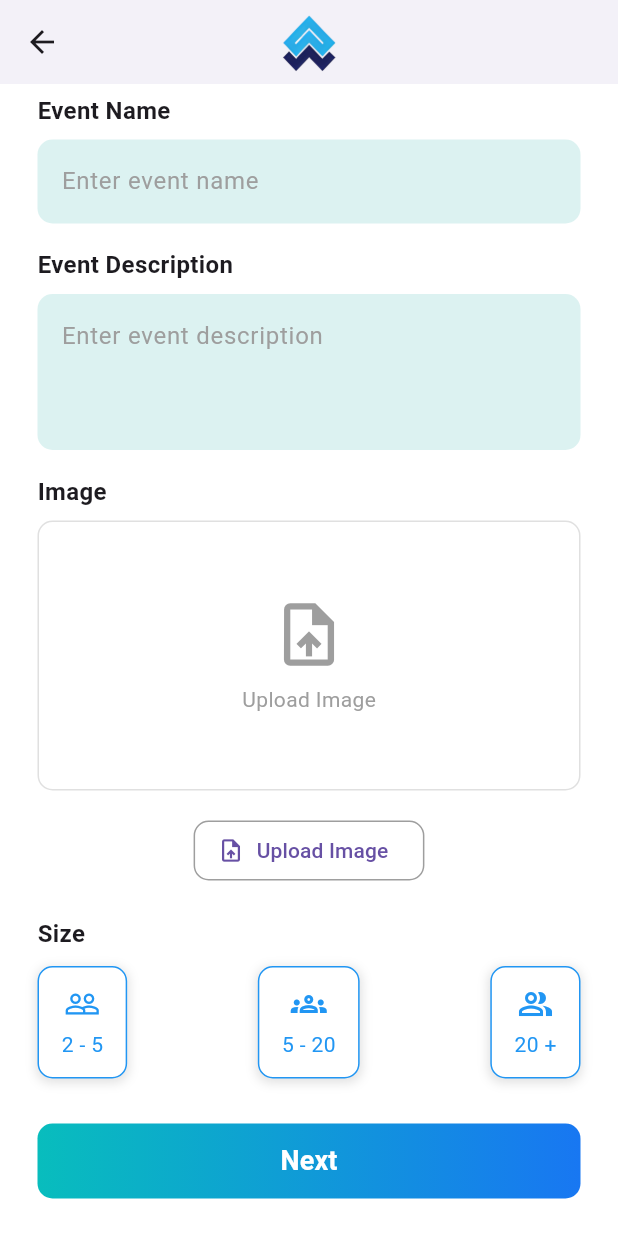
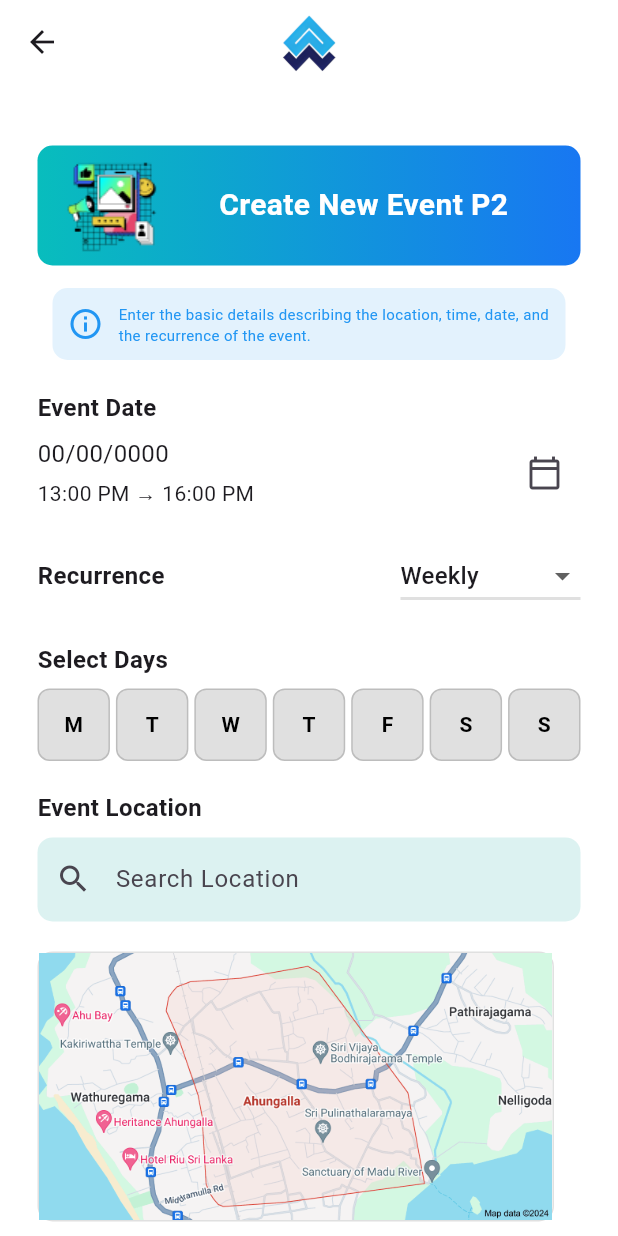
Before and after one commit to SDP-1/ocean_rescue, a Flutter app: the CreateEventScreen1 screen opened directly, scrolled down 198 dp, after a tap on "Next", on a phone screen of 412 x 824 dp. Run offline on Flutter 3.47's test engine with Material 3 defaults, Android fonts, the phone set to English and light mode, and no system bars; our stand-ins replace cloud_firestore, firebase_auth, firebase_core, firebase_messaging, firebase_storage, flutter_image_compress and 6 more; accounts and stored records are empty.

Commit message:
create new event page 2 complete

```diff
--- a/lib/pages/dumpReport/CriticalDumpImage.dart
+++ b/lib/pages/dumpReport/CriticalDumpImage.dart
@@ -4,7 +4,8 @@ class CriticalDumpImage extends StatelessWidget {
   final String imageUrl;
   final String title;
 
-  const CriticalDumpImage({super.key, required this.imageUrl, required this.title});
+  const CriticalDumpImage(
+      {super.key, required this.imageUrl, required this.title});
 
   @override
   Widget build(BuildContext context) {
@@ -38,8 +39,8 @@ class CriticalDumpImage extends StatelessWidget {
                 overflow: TextOverflow.ellipsis,
                 style: const TextStyle(
                   color: Colors.white, // Keeps the text white for visibility
-                  fontSize: 10,        // Reduced font size
-                  fontWeight: FontWeight.w400, // Very thin font
+                  fontSize: 12, // Reduced font size
+                  fontWeight: FontWeight.w600, // Very thin font
                 ),
               ),
             ),
--- /dev/null
+++ b/lib/pages/event/CreateEventScreen2.dart
@@ -0,0 +1,299 @@
+import 'package:flutter/material.dart';
+import 'package:ocean_rescue/theme/colorTheme.dart';
+import 'package:intl/intl.dart';
+import 'package:ocean_rescue/widget/common/CreateFormTopWidget.dart';
+import 'package:ocean_rescue/widget/common/GradientButton.dart';
+import 'package:ocean_rescue/widget/event/EventInfoAlert.dart';
+
+class CreateEventScreen2 extends StatefulWidget {
+  @override
+  _CreateEventScreen2State createState() => _CreateEventScreen2State();
+}
+
+class _CreateEventScreen2State extends State<CreateEventScreen2> {
+  final TextEditingController _locationController = TextEditingController();
+  DateTime? _selectedDate;
+  TimeOfDay? _startTime;
+  TimeOfDay? _endTime;
+  String _recurrence = 'Weekly';
+  List<bool> _selectedDays =
+      List.generate(7, (index) => false); // 7 days for the week
+
+  Future<void> _pickDateTime() async {
+    DateTime? pickedDate = await showDatePicker(
+      context: context,
+      initialDate: DateTime.now(),
+      firstDate: DateTime(2000),
+      lastDate: DateTime(2100),
+    );
+    if (pickedDate != null) {
+      setState(() {
+        _selectedDate = pickedDate;
+      });
+    }
+  }
+
+  Future<void> _pickStartTime() async {
+    TimeOfDay? pickedTime = await showTimePicker(
+      context: context,
+      initialTime: TimeOfDay.now(),
+    );
+    if (pickedTime != null) {
+      setState(() {
+        _startTime = pickedTime;
+      });
+    }
+  }
+
+  Future<void> _pickEndTime() async {
+    TimeOfDay? pickedTime = await showTimePicker(
+      context: context,
+      initialTime: TimeOfDay.now(),
+    );
+    if (pickedTime != null) {
+      setState(() {
+        _endTime = pickedTime;
+      });
+    }
+  }
+
+  @override
+  Widget build(BuildContext context) {
+    return Scaffold(
+      backgroundColor: Colors.white,
+      appBar: AppBar(
+        title: Image.asset(
+          'assets/logo/logo_without_name.png',
+          height: 40,
+        ),
+        leading: IconButton(
+          icon: const Icon(Icons.arrow_back),
+          onPressed: () {
+            Navigator.pop(context);
+          },
+        ),
+        backgroundColor: Colors.white,
+        elevation: 0,
+        centerTitle: true,
+      ),
+      body: SingleChildScrollView(
+        padding: const EdgeInsets.all(25.0),
+        child: Column(
+          crossAxisAlignment: CrossAxisAlignment.start,
+          children: [
+            CreateFormTopWidget(
+              title: 'Create New Event P2',
+              imagePath: 'assets/post/createNewPost.png',
+            ),
+            EventInfoAlert(
+              alertText:
+                  "Enter the basic details describing the location, time, date, and the recurrence of the event.",
+            ),
+            const SizedBox(height: 20),
+            _buildDateTimePicker(),
+            const SizedBox(height: 20),
+            _buildRecurrencePicker(),
+            const SizedBox(height: 20),
+            _buildDaySelection(),
+            const SizedBox(height: 20),
+            _buildLocationInput(),
+            const SizedBox(height: 20),
+            _buildMapView(),
+            const SizedBox(height: 30),
+            GradientButton(
+              text: 'Create Event',
+              onTap: () {
+                // Add navigation code
+              },
+              width: double.infinity, // Set width to take full width
+              height: 50.0,
+            ),
+          ],
+        ),
+      ),
+    );
+  }
+
+  // Date and Time Picker
+  Widget _buildDateTimePicker() {
+    return Column(
+      crossAxisAlignment: CrossAxisAlignment.start,
+      children: [
+        const Text(
+          'Event Date',
+          style: TextStyle(fontWeight: FontWeight.bold, fontSize: 16),
+        ),
+        const SizedBox(height: 8),
+        Row(
+          mainAxisAlignment: MainAxisAlignment.spaceBetween,
+          children: [
+            Column(
+              crossAxisAlignment: CrossAxisAlignment.start,
+              children: [
+                Text(
+                  _selectedDate != null
+                      ? DateFormat.yMMMd().format(_selectedDate!)
+                      : "00/00/0000",
+                  style: const TextStyle(fontSize: 16),
+                ),
+                const SizedBox(height: 5),
+                Text(
+                  _startTime != null && _endTime != null
+                      ? "${_startTime!.format(context)} - ${_endTime!.format(context)}"
+                      : "13:00 PM → 16:00 PM",
+                  style: const TextStyle(fontSize: 14),
+                ),
+              ],
+            ),
+            IconButton(
+              onPressed: () async {
+                await _pickDateTime();
+                await _pickStartTime();
+                await _pickEndTime();
+              },
+              icon: const Icon(Icons.calendar_today_outlined),
+            ),
+          ],
+        ),
+      ],
+    );
+  }
+
+// Recurrence Picker
+  Widget _buildRecurrencePicker() {
+    return Row(
+      mainAxisAlignment: MainAxisAlignment.start, // Align items to the start
+      crossAxisAlignment: CrossAxisAlignment.center, // Center align vertically
+      children: [
+        const Text(
+          'Recurrence',
+          style: TextStyle(fontWeight: FontWeight.bold, fontSize: 16),
+        ),
+        const SizedBox(width: 10),
+        Expanded(
+          child: Align(
+            alignment: Alignment.centerRight, // Align dropdown to the right
+            child: Container(
+              width: 120, // Set a specific width for the dropdown
+              child: DropdownButton<String>(
+                value: _recurrence,
+                onChanged: (String? newValue) {
+                  setState(() {
+                    _recurrence = newValue!;
+                  });
+                },
+                items: <String>['Daily', 'Weekly', 'Monthly']
+                    .map<DropdownMenuItem<String>>((String value) {
+                  return DropdownMenuItem<String>(
+                    value: value,
+                    child: Text(value),
+                  );
+                }).toList(),
+                isExpanded: true, // Ensure dropdown expands
+                underline: Container(
+                  height: 2,
+                  color: Colors.grey.shade300,
+                ),
+              ),
+            ),
+          ),
+        ),
+      ],
+    );
+  }
+
+  // Day Selection
+  Widget _buildDaySelection() {
+    return Column(
+      crossAxisAlignment: CrossAxisAlignment.start,
+      children: [
+        const Text(
+          'Select Days',
+          style: TextStyle(fontWeight: FontWeight.bold, fontSize: 16),
+        ),
+        const SizedBox(height: 8),
+        GridView.builder(
+          physics: const NeverScrollableScrollPhysics(),
+          shrinkWrap: true,
+          gridDelegate: const SliverGridDelegateWithFixedCrossAxisCount(
+            crossAxisCount: 7, // 7 days in a week
+            childAspectRatio: 1.0,
+            mainAxisSpacing: 4.0,
+            crossAxisSpacing: 4.0,
+          ),
+          itemCount: 7,
+          itemBuilder: (context, index) {
+            final dayLabels = ['M', 'T', 'W', 'T', 'F', 'S', 'S'];
+            return GestureDetector(
+              onTap: () {
+                setState(() {
+                  _selectedDays[index] = !_selectedDays[index];
+                });
+              },
+              child: Container(
+                decoration: BoxDecoration(
+                  color: _selectedDays[index]
+                      ? ColorTheme.lightBlue1
+                      : Colors.grey.shade300,
+                  borderRadius: BorderRadius.circular(8),
+                  border: Border.all(color: Colors.grey.shade400),
+                ),
+                child: Center(
+                  child: Text(
+                    dayLabels[index],
+                    style: TextStyle(
+                      fontWeight: FontWeight.bold,
+                      color: _selectedDays[index] ? Colors.white : Colors.black,
+                    ),
+                  ),
+                ),
+              ),
+            );
+          },
+        ),
+      ],
+    );
+  }
+
+  // Location Input
+  Widget _buildLocationInput() {
+    return Column(
+      crossAxisAlignment: CrossAxisAlignment.start,
+      children: [
+        const Text(
+          'Event Location',
+          style: TextStyle(fontWeight: FontWeight.bold, fontSize: 16),
+        ),
+        const SizedBox(height: 8),
+        TextField(
+          controller: _locationController,
+          decoration: InputDecoration(
+            hintText: 'Search Location',
+            prefixIcon: const Icon(Icons.search),
+            border: OutlineInputBorder(
+              borderRadius: BorderRadius.circular(10),
+              borderSide: BorderSide.none,
+            ),
+            filled: true,
+            fillColor: ColorTheme.lightGreen1,
+          ),
+        ),
+      ],
+    );
+  }
+
+  // Map View (static for now)
+  Widget _buildMapView() {
+    return Container(
+      height: 180,
+      decoration: BoxDecoration(
+        borderRadius: BorderRadius.circular(10),
+        border: Border.all(color: Colors.grey.shade300),
+      ),
+      child: Image.asset(
+        'assets/event/map.png', // Placeholder for map image
+        fit: BoxFit.cover,
+      ),
+    );
+  }
+}
--- a/lib/pages/event/create_event_screen1.dart
+++ b/lib/pages/event/create_event_screen1.dart
@@ -1,5 +1,6 @@
 import 'package:flutter/material.dart';
 import 'package:image_picker/image_picker.dart';
+import 'package:ocean_rescue/pages/event/CreateEventScreen2.dart';
 import 'package:ocean_rescue/theme/colorTheme.dart';
 import 'package:ocean_rescue/widget/common/CreateFormTopWidget.dart';
 import 'dart:io';
@@ -52,7 +53,7 @@ class _CreateEventScreen1State extends State<CreateEventScreen1> {
           crossAxisAlignment: CrossAxisAlignment.start,
           children: [
             CreateFormTopWidget(
-              title: 'Create New Event',
+              title: 'Create New Event P1',
               imagePath: 'assets/post/createNewPost.png',
             ),
             // Top Instructional Info
@@ -165,9 +166,18 @@ class _CreateEventScreen1State extends State<CreateEventScreen1> {
             Row(
               mainAxisAlignment: MainAxisAlignment.spaceBetween,
               children: [
-                _buildSizeOption('2 - 5', Icons.people_outline),
-                _buildSizeOption('5 - 20', Icons.groups_outlined),
-                _buildSizeOption('20 +', Icons.people_alt_outlined),
+                // Use Expanded or Flexible to ensure all options have equal width
+                Expanded(
+                  child: _buildSizeOption('2 - 5', Icons.people_outline),
+                ),
+                const SizedBox(width: 10), // Add some space between the options
+                Expanded(
+                  child: _buildSizeOption('5 - 20', Icons.groups_outlined),
+                ),
+                const SizedBox(width: 10),
+                Expanded(
+                  child: _buildSizeOption('20 +', Icons.people_alt_outlined),
+                ),
               ],
             ),
             const SizedBox(height: 30),
@@ -176,6 +186,10 @@ class _CreateEventScreen1State extends State<CreateEventScreen1> {
               text: 'Next',
               onTap: () {
                 // Navigate or perform action
+                Navigator.push(
+                  context,
+                  MaterialPageRoute(builder: (context) => CreateEventScreen2()),
+                );
               },
               width: double.infinity, // Set width to take full width
               height: 50.0, // Optional: You can set a specific height if needed
--- a/lib/pages/event/event_screen.dart
+++ b/lib/pages/event/event_screen.dart
@@ -1,4 +1,5 @@
 import 'package:flutter/material.dart';
+import 'package:ocean_rescue/pages/event/create_event_screen1.dart';
 import 'package:ocean_rescue/theme/colorTheme.dart';
 import 'package:ocean_rescue/widget/navbar/TopAppBar%20.dart';
 
@@ -45,11 +46,11 @@ class EventScreen extends StatelessWidget {
                     "Create Event",
                     ColorTheme.lightBlue1,
                     () {
-                      // Navigator.push(
-                      //   context,
-                      //   MaterialPageRoute(
-                      // builder: (context) => DumpReportHistory()),
-                      // );
+                      Navigator.push(
+                        context,
+                        MaterialPageRoute(
+                            builder: (context) => CreateEventScreen1()),
+                      );
                     },
                   ),
                 ],
```
